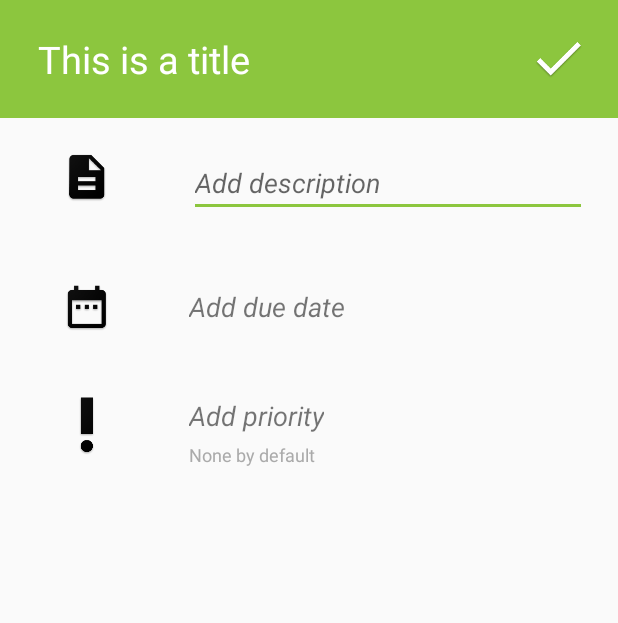
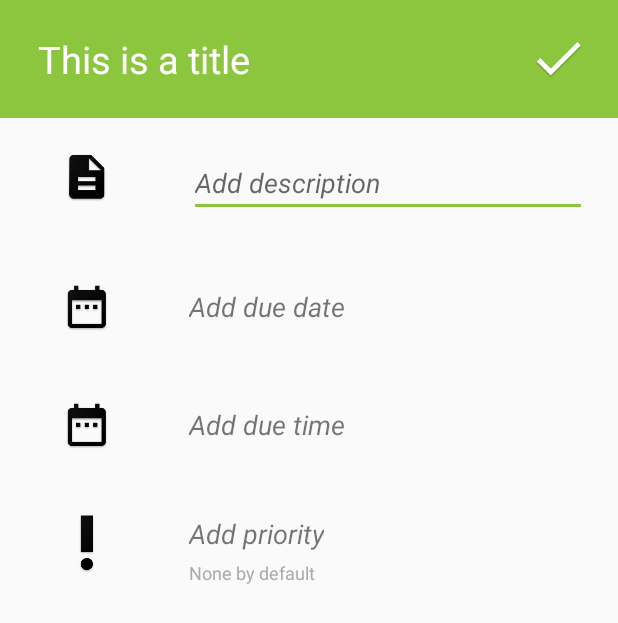
Before and after one commit to JaviMera/TodoList, an Android app: the layout task_dialog.xml on its own in the app's theme, with its tools: preview values and no code run, on a phone screen of 412 x 824 dp. Shown: the top 623 px of the screen. Run offline under Robolectric (Android 15) with nearby library versions, the phone set to English and light mode, and no system bars.

Commit message:
Added logic to also store the due time for a task, and display it along with the due date on each task item.

```diff
--- a/app/src/main/java/todo/javier/mera/todolist/adapters/TodoListTaskAdapter.java
+++ b/app/src/main/java/todo/javier/mera/todolist/adapters/TaskAdapter.java
@@ -8,11 +8,11 @@ import todo.javier.mera.todolist.model.Task;
  * Created by javie on 12/5/2016.
  */
 
-public class TodoListTaskAdapter extends RecyclerAdapter<Task, TodoListTaskViewHolder> {
+public class TaskAdapter extends RecyclerAdapter<Task, TaskViewHolder> {
 
-    public TodoListTaskAdapter(FragmentRecycler fragment) {
+    public TaskAdapter(FragmentRecycler fragment) {
 
-        super(fragment, TodoListTaskViewHolder.class);
+        super(fragment, TaskViewHolder.class);
     }
 
     @Override
--- a/app/src/main/java/todo/javier/mera/todolist/adapters/ViewHolderFactory.java
+++ b/app/src/main/java/todo/javier/mera/todolist/adapters/ViewHolderFactory.java
@@ -1,6 +1,5 @@
 package todo.javier.mera.todolist.adapters;
 
-import android.support.v4.app.Fragment;
 import android.view.View;
 
 import todo.javier.mera.todolist.fragments.FragmentRecycler;
@@ -26,9 +25,9 @@
 
             return new TodolistViewHolder(mFragment, mView);
         }
-        else if(holderType.equals(TodoListTaskViewHolder.class)) {
+        else if(holderType.equals(TaskViewHolder.class)) {
 
-            return new TodoListTaskViewHolder(mFragment, mView);
+            return new TaskViewHolder(mFragment, mView);
         }
 
         return null;
--- a/app/src/main/java/todo/javier/mera/todolist/database/TodoListDataSource.java
+++ b/app/src/main/java/todo/javier/mera/todolist/database/TodoListDataSource.java
@@ -119,6 +119,7 @@ public class TodoListDataSource {
         itemValues.put(TodoListSQLiteHelper.COLUMN_ITEMS_STATUS, newTask.getStatus().ordinal());
         itemValues.put(TodoListSQLiteHelper.COLUMN_ITEMS_CREATED_ON, newTask.getCreationDate());
         itemValues.put(TodoListSQLiteHelper.COLUMN_ITEMS_DUE_DATE, newTask.getDueDate());
+        itemValues.put(TodoListSQLiteHelper.COLUMN_ITEMS_DUE_TIME, newTask.getmDueTime());
         itemValues.put(TodoListSQLiteHelper.COLUMN_ITEMS_PRIORITY, newTask.getPriority().ordinal());
 
         long newId = mDb.insert(TodoListSQLiteHelper.TABLE_TODO_LIST_ITEMS, null, itemValues);
--- a/app/src/main/java/todo/javier/mera/todolist/fragments/dialogs/DialogTaskListener.java
+++ b/app/src/main/java/todo/javier/mera/todolist/fragments/dialogs/DialogTaskListener.java
@@ -9,5 +9,5 @@ import todo.javier.mera.todolist.model.TaskPriority;
  */
 public interface DialogTaskListener {
 
-    void onCreatedTask(String title, Date dueDate, TaskPriority priority);
+    void onCreatedTask(String title, Date dueDate, long dueTime, TaskPriority priority);
 }
--- a/app/src/main/java/todo/javier/mera/todolist/model/Task.java
+++ b/app/src/main/java/todo/javier/mera/todolist/model/Task.java
@@ -33,6 +33,7 @@ public class Task extends ItemBase implements Parcelable {
         mStatus = status;
         mCreationDate = creationDate;
         mDueDate = dueDate;
+        mDueTime = dueTime;
         mPriority = priority;
     }
 
--- a/app/src/main/res/layout/task_dialog.xml
+++ b/app/src/main/res/layout/task_dialog.xml
@@ -89,6 +89,32 @@
             android:layout_width="0dp"
             android:layout_height="wrap_content"
             android:layout_weight="1"
+            android:src="@mipmap/ic_date"
+            android:scaleType="fitCenter"
+            android:padding="@dimen/item_body_pad_portrait"/>
+
+        <TextView
+            android:id="@+id/timePickerTextView"
+            android:layout_width="0dp"
+            android:layout_height="wrap_content"
+            android:layout_weight="2.5"
+            android:layout_gravity="center"
+            android:text="@string/add_due_time"
+            android:textSize="18sp"
+            android:textStyle="italic"
+            android:layout_margin="15dp"/>
+
+    </LinearLayout>
+
+    <LinearLayout
+        android:layout_width="match_parent"
+        android:layout_height="wrap_content"
+        android:padding="5dp">
+
+        <ImageView
+            android:layout_width="0dp"
+            android:layout_height="wrap_content"
+            android:layout_weight="1"
             android:src="@mipmap/ic_priority"
             android:scaleType="fitCenter"
             android:padding="@dimen/item_body_pad_portrait"/>
--- a/app/src/main/res/layout/task_item.xml
+++ b/app/src/main/res/layout/task_item.xml
@@ -42,10 +42,10 @@
                     android:id="@+id/dueDateView"
                     android:layout_width="wrap_content"
                     android:layout_height="wrap_content"
-                    android:layout_marginTop="5dp"
-                    android:textSize="16sp"
+                    android:layout_marginTop="10dp"
+                    android:textSize="14sp"
                     android:textStyle="italic|bold"
-                    tools:text="12/12/2016"/>
+                    tools:text="Due by 12/12/2016 at 00:00:00"/>
 
             </LinearLayout>
 
--- a/app/src/main/res/layout/time_picker_dialog.xml
+++ b/app/src/main/res/layout/time_picker_dialog.xml
@@ -10,7 +10,7 @@
         android:padding="15dp">
 
         <ImageView
-            android:id="@+id/addTaskView"
+            android:id="@+id/addTimeView"
             android:layout_width="wrap_content"
             android:layout_height="wrap_content"
             android:src="@mipmap/ic_check"
--- a/app/src/main/res/values/strings.xml
+++ b/app/src/main/res/values/strings.xml
@@ -28,5 +28,6 @@
     <string name="priority_title">Add priority</string>
     <string name="description_title">Add description</string>
     <string name="todo_list_title">Add title</string>
+    <string name="add_due_time">Add due time</string>
 
 </resources>
```
Also changed, not shown: app/src/main/java/todo/javier/mera/todolist/adapters/TaskViewHolder.java (renamed from app/src/main/java/todo/javier/mera/todolist/adapters/TodoListTaskViewHolder.java, +9 -4 lines), app/src/main/java/todo/javier/mera/todolist/fragments/FragmentTask.java (+4 -4 lines), app/src/main/java/todo/javier/mera/todolist/fragments/dialogs/DialogTask.java (+23 -1 lines), app/src/main/java/todo/javier/mera/todolist/fragments/dialogs/TimePickerDialog.java (added, +85 -0 lines), app/src/main/java/todo/javier/mera/todolist/fragments/dialogs/TimePickerListener.java (added, +9 -0 lines).
